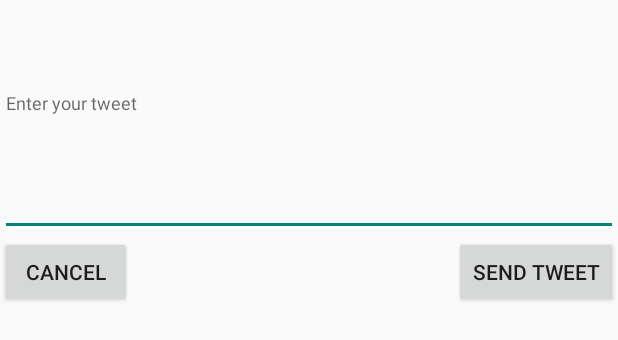
After one commit to rajnee/android, an Android app: the layout fragment_add_tweet.xml on its own in the app's theme, with its tools: preview values and no code run, on a phone screen of 412 x 824 dp. The commit adds this screen. Shown: the top 340 px of the screen. Run offline under Robolectric (Android 15) with nearby library versions, the phone set to English and light mode, and no system bars.

Commit message:
added dialog fragment for adding tweets

```diff
--- /dev/null
+++ b/MyTwitterClient/app/src/main/res/layout/fragment_add_tweet.xml
@@ -0,0 +1,67 @@
+<!--<FrameLayout xmlns:android="http://schemas.android.com/apk/res/android"-->
+    <!--xmlns:tools="http://schemas.android.com/tools" android:layout_width="match_parent"-->
+    <!--android:layout_height="match_parent" tools:context="com.rneel.apps.mytwitter.AddTweetFragment">-->
+
+    <!---->
+<!--</FrameLayout>-->
+    <!--android:paddingLeft="@dimen/activity_horizontal_margin"-->
+    <!--android:paddingRight="@dimen/activity_horizontal_margin"-->
+    <!--android:paddingTop="@dimen/activity_vertical_margin"-->
+    <!--android:paddingBottom="@dimen/activity_vertical_margin"-->
+
+<RelativeLayout xmlns:android="http://schemas.android.com/apk/res/android"
+xmlns:tools="http://schemas.android.com/tools" android:layout_width="wrap_content"
+android:layout_height="wrap_content"
+tools:context="com.rneel.apps.mytwitter.AddTweetFragment">
+
+<ImageView
+    android:layout_width="50dp"
+    android:layout_height="50dp"
+    android:id="@+id/ivCurrentUserProfile"
+    android:layout_alignParentTop="true"
+    android:layout_alignParentLeft="true"
+    android:paddingLeft="5dp"
+    android:paddingRight="5dp" />
+
+<TextView
+    android:layout_width="wrap_content"
+    android:layout_height="wrap_content"
+    android:layout_toRightOf="@+id/ivCurrentUserProfile"
+    android:id="@+id/tvUser"
+    android:paddingTop="16dp" />
+
+<EditText
+    android:layout_width="fill_parent"
+    android:layout_height="wrap_content"
+    android:id="@+id/etTweet"
+    android:textSize="12sp"
+    android:maxLines="6"
+    android:inputType="textMultiLine"
+    android:hint="@string/hint_enter_tweet"
+    android:layout_below="@+id/ivCurrentUserProfile"
+    android:layout_centerHorizontal="true"
+    android:lines="6"
+    android:linksClickable="false"
+    android:gravity="top|left"
+    android:singleLine="false" />
+
+<Button
+    android:layout_width="wrap_content"
+    android:layout_height="wrap_content"
+    android:text="@string/btn_cancel"
+    android:id="@+id/btnCancel"
+    android:layout_below="@+id/etTweet"
+    android:layout_alignParentLeft="true"
+    android:layout_alignParentStart="true" />
+
+<Button
+    android:layout_width="wrap_content"
+    android:layout_height="wrap_content"
+    android:text="@string/btn_tweet"
+    android:id="@+id/btnTweet"
+    android:onClick="onTweetClick"
+    android:layout_below="@+id/etTweet"
+    android:layout_alignParentRight="true"
+    android:layout_alignParentEnd="true" />
+
+</RelativeLayout>
--- a/MyTwitterClient/app/src/main/res/values/strings.xml
+++ b/MyTwitterClient/app/src/main/res/values/strings.xml
@@ -14,5 +14,6 @@
     <string name="btn_tweet">Send Tweet</string>
     <string name="btn_cancel">Cancel</string>
     <string name="title_activity_main">Tweet Tweet</string>
+    <string name="hello_blank_fragment">Hello blank fragment</string>
 
 </resources>
```
Also changed, not shown: MyTwitterClient/app/src/main/java/com/rneel/apps/mytwitter/AddTweetFragment.java (added, +200 -0 lines), MyTwitterClient/app/src/main/java/com/rneel/apps/mytwitter/MainActivity.java (+48 -2 lines), MyTwitterClient/app/src/main/java/com/rneel/apps/mytwitter/RestClient.java (+7 -1 lines), MyTwitterClient/app/src/main/java/com/rneel/apps/mytwitter/models/TweetManager.java (+15 -37 lines), MyTwitterClient/app/src/main/res/menu/menu_main.xml (+6 -2 lines).
